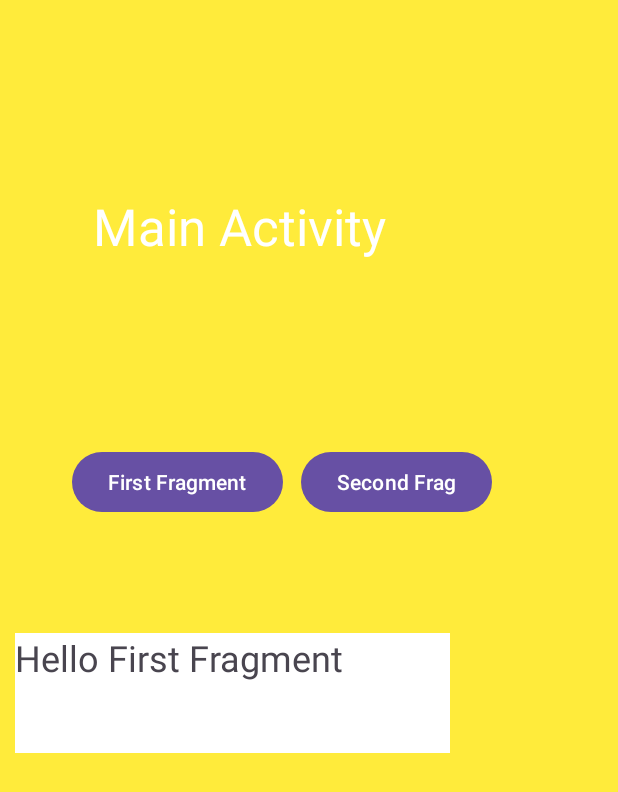
After one commit to AsadAnalyst/App-Development, an Android app: the fragment FirstFragment placed in its activity, on a phone screen of 412 x 824 dp. The commit adds this screen. Shown: the top 792 px of the screen. Run offline under Robolectric (Android 15) with nearby library versions, the phone set to English and light mode, and no system bars.

Commit message:
Adding Static 2 Fragments

```diff
--- /dev/null
+++ b/app/src/main/java/com/example/appdevelopment/StaticFragment/FrameLayoutExample/FirstFragment.java
@@ -0,0 +1,66 @@
+package com.example.appdevelopment.StaticFragment.FrameLayoutExample;
+
+import android.os.Bundle;
+
+import androidx.fragment.app.Fragment;
+
+import android.view.LayoutInflater;
+import android.view.View;
+import android.view.ViewGroup;
+
+import com.example.appdevelopment.R;
+
+/**
+ * A simple {@link Fragment} subclass.
+ * Use the {@link FirstFragment#newInstance} factory method to
+ * create an instance of this fragment.
+ */
+public class FirstFragment extends Fragment {
+
+    // TODO: Rename parameter arguments, choose names that match
+    // the fragment initialization parameters, e.g. ARG_ITEM_NUMBER
+    private static final String ARG_PARAM1 = "param1";
+    private static final String ARG_PARAM2 = "param2";
+
+    // TODO: Rename and change types of parameters
+    private String mParam1;
+    private String mParam2;
+
+    public FirstFragment() {
+        // Required empty public constructor
+    }
+
+    /**
+     * Use this factory method to create a new instance of
+     * this fragment using the provided parameters.
+     *
+     * @param param1 Parameter 1.
+     * @param param2 Parameter 2.
+     * @return A new instance of fragment FirstFragment.
+     */
+    // TODO: Rename and change types and number of parameters
+    public static FirstFragment newInstance(String param1, String param2) {
+        FirstFragment fragment = new FirstFragment();
+        Bundle args = new Bundle();
+        args.putString(ARG_PARAM1, param1);
+        args.putString(ARG_PARAM2, param2);
+        fragment.setArguments(args);
+        return fragment;
+    }
+
+    @Override
+    public void onCreate(Bundle savedInstanceState) {
+        super.onCreate(savedInstanceState);
+        if (getArguments() != null) {
+            mParam1 = getArguments().getString(ARG_PARAM1);
+            mParam2 = getArguments().getString(ARG_PARAM2);
+        }
+    }
+
+    @Override
+    public View onCreateView(LayoutInflater inflater, ViewGroup container,
+                             Bundle savedInstanceState) {
+        // Inflate the layout for this fragment
+        return inflater.inflate(R.layout.fragment_first, container, false);
+    }
+}
--- /dev/null
+++ b/app/src/main/java/com/example/appdevelopment/StaticFragment/FrameLayoutExample/FrameLayoutMainActivity.java
@@ -0,0 +1,55 @@
+package com.example.appdevelopment.StaticFragment.FrameLayoutExample;
+
+import android.annotation.SuppressLint;
+import android.os.Bundle;
+import android.view.View;
+import android.widget.Button;
+
+import androidx.activity.EdgeToEdge;
+import androidx.appcompat.app.AppCompatActivity;
+import androidx.core.graphics.Insets;
+import androidx.core.view.ViewCompat;
+import androidx.core.view.WindowInsetsCompat;
+import androidx.fragment.app.FragmentManager;
+import androidx.fragment.app.FragmentTransaction;
+
+import com.example.appdevelopment.R;
+
+public class FrameLayoutMainActivity extends AppCompatActivity {
+    Button btn1,btn2;
+
+    @SuppressLint("MissingInflatedId")
+    @Override
+    protected void onCreate(Bundle savedInstanceState) {
+        super.onCreate(savedInstanceState);
+        EdgeToEdge.enable(this);
+        setContentView(R.layout.activity_frame_layout_main);
+        btn1=findViewById(R.id.btnfragmentone);
+        btn2=findViewById(R.id.btnfragmenttwo);
+        FirstFragment obj1=new FirstFragment();
+        SecondFragment obj2=new SecondFragment();
+        btn1.setOnClickListener(new View.OnClickListener() {
+            @Override
+            public void onClick(View v) {
+                FragmentManager fm=getSupportFragmentManager();
+                FragmentTransaction ft=fm.beginTransaction();
+                ft.replace(R.id.mainframelayout,obj1);
+                ft.commit();
+            }
+        });
+        btn2.setOnClickListener(new View.OnClickListener() {
+            @Override
+            public void onClick(View v) {
+                FragmentManager fm=getSupportFragmentManager();
+                FragmentTransaction ft=fm.beginTransaction();
+                ft.replace(R.id.mainframelayout,obj2);
+                ft.commit();
+            }
+        });
+        ViewCompat.setOnApplyWindowInsetsListener(findViewById(R.id.main), (v, insets) -> {
+            Insets systemBars = insets.getInsets(WindowInsetsCompat.Type.systemBars());
+            v.setPadding(systemBars.left, systemBars.top, systemBars.right, systemBars.bottom);
+            return insets;
+        });
+    }
+}
--- /dev/null
+++ b/app/src/main/java/com/example/appdevelopment/StaticFragment/FrameLayoutExample/SecondFragment.java
@@ -0,0 +1,66 @@
+package com.example.appdevelopment.StaticFragment.FrameLayoutExample;
+
+import android.os.Bundle;
+
+import androidx.fragment.app.Fragment;
+
+import android.view.LayoutInflater;
+import android.view.View;
+import android.view.ViewGroup;
+
+import com.example.appdevelopment.R;
+
+/**
+ * A simple {@link Fragment} subclass.
+ * Use the {@link SecondFragment#newInstance} factory method to
+ * create an instance of this fragment.
+ */
+public class SecondFragment extends Fragment {
+
+    // TODO: Rename parameter arguments, choose names that match
+    // the fragment initialization parameters, e.g. ARG_ITEM_NUMBER
+    private static final String ARG_PARAM1 = "param1";
+    private static final String ARG_PARAM2 = "param2";
+
+    // TODO: Rename and change types of parameters
+    private String mParam1;
+    private String mParam2;
+
+    public SecondFragment() {
+        // Required empty public constructor
+    }
+
+    /**
+     * Use this factory method to create a new instance of
+     * this fragment using the provided parameters.
+     *
+     * @param param1 Parameter 1.
+     * @param param2 Parameter 2.
+     * @return A new instance of fragment SecondFragment.
+     */
+    // TODO: Rename and change types and number of parameters
+    public static SecondFragment newInstance(String param1, String param2) {
+        SecondFragment fragment = new SecondFragment();
+        Bundle args = new Bundle();
+        args.putString(ARG_PARAM1, param1);
+        args.putString(ARG_PARAM2, param2);
+        fragment.setArguments(args);
+        return fragment;
+    }
+
+    @Override
+    public void onCreate(Bundle savedInstanceState) {
+        super.onCreate(savedInstanceState);
+        if (getArguments() != null) {
+            mParam1 = getArguments().getString(ARG_PARAM1);
+            mParam2 = getArguments().getString(ARG_PARAM2);
+        }
+    }
+
+    @Override
+    public View onCreateView(LayoutInflater inflater, ViewGroup container,
+                             Bundle savedInstanceState) {
+        // Inflate the layout for this fragment
+        return inflater.inflate(R.layout.fragment_second, container, false);
+    }
+}
--- /dev/null
+++ b/app/src/main/res/layout/activity_frame_layout_main.xml
@@ -0,0 +1,57 @@
+<?xml version="1.0" encoding="utf-8"?>
+<androidx.constraintlayout.widget.ConstraintLayout xmlns:android="http://schemas.android.com/apk/res/android"
+    xmlns:app="http://schemas.android.com/apk/res-auto"
+    xmlns:tools="http://schemas.android.com/tools"
+    android:id="@+id/main"
+    android:layout_width="match_parent"
+    android:layout_height="match_parent"
+    android:background="#FFEB3B"
+    tools:context=".StaticFragment.FrameLayoutExample.FrameLayoutMainActivity">
+
+    <TextView
+        android:id="@+id/main_activity_frame"
+        android:layout_width="288dp"
+        android:layout_height="53dp"
+        android:layout_marginTop="128dp"
+        android:text="@string/main_activity"
+        android:textColor="@color/white"
+        android:textColorHint="@color/white"
+        android:textSize="34sp"
+        app:layout_constraintEnd_toEndOf="parent"
+        app:layout_constraintHorizontal_bias="0.498"
+        app:layout_constraintStart_toStartOf="parent"
+        app:layout_constraintTop_toTopOf="parent" />
+
+    <Button
+        android:id="@+id/btnfragmentone"
+        android:layout_width="wrap_content"
+        android:layout_height="wrap_content"
+        android:layout_marginStart="48dp"
+        android:layout_marginTop="116dp"
+        android:text="@string/first_fragment"
+        app:layout_constraintStart_toStartOf="parent"
+        app:layout_constraintTop_toBottomOf="@+id/main_activity_frame" />
+
+    <Button
+        android:id="@+id/btnfragmenttwo"
+        android:layout_width="wrap_content"
+        android:layout_height="wrap_content"
+        android:layout_marginTop="116dp"
+        android:layout_marginEnd="84dp"
+        android:text="@string/second_frag"
+        app:layout_constraintEnd_toEndOf="parent"
+        app:layout_constraintHorizontal_bias="1.0"
+        app:layout_constraintStart_toEndOf="@+id/btnfragmentone"
+        app:layout_constraintTop_toBottomOf="@+id/main_activity_frame" />
+
+    <FrameLayout
+        android:id="@+id/mainframelayout"
+        android:layout_width="392dp"
+        android:layout_height="325dp"
+        app:layout_constraintBottom_toBottomOf="parent"
+        app:layout_constraintEnd_toEndOf="parent"
+        app:layout_constraintStart_toStartOf="parent"
+        app:layout_constraintTop_toBottomOf="@+id/btnfragmentone">
+
+    </FrameLayout>
+</androidx.constraintlayout.widget.ConstraintLayout>
--- /dev/null
+++ b/app/src/main/res/layout/fragment_first.xml
@@ -0,0 +1,20 @@
+<?xml version="1.0" encoding="utf-8"?>
+<FrameLayout xmlns:android="http://schemas.android.com/apk/res/android"
+    xmlns:tools="http://schemas.android.com/tools"
+    android:layout_width="match_parent"
+    android:layout_height="match_parent"
+    xmlns:app="http://schemas.android.com/apk/res-auto"
+   android:background="#FFEB3B"
+    tools:context=".StaticFragment.FrameLayoutExample.FirstFragment">
+
+    <!-- TODO: Update blank fragment layout -->
+
+    <TextView
+        android:id="@+id/textView"
+        android:layout_width="290dp"
+        android:layout_height="80dp"
+        android:background="@color/white"
+        android:text="Hello First Fragment"
+        android:textSize="24sp" />
+
+</FrameLayout>
--- a/app/src/main/res/values/strings.xml
+++ b/app/src/main/res/values/strings.xml
@@ -99,4 +99,10 @@
     <string name="phone_number">phone_number</string>
     <string name="email">email</string>
     <string name="buttonsavetosql">buttonsavetosql</string>
+    <!-- TODO: Remove or change this placeholder text -->
+    <string name="hello_blank_fragment">Hello blank fragment</string>
+    <string name="hello_first_fragment" />
+    <string name="first_fragment">First Fragment</string>
+    <string name="second_frag">Second Frag</string>
+    <string name="main_activity">Main Activity</string>
 </resources>
```
Also changed, not shown: app/src/main/AndroidManifest.xml (+9 -0 lines), app/src/main/res/drawable-anydpi/ic_notification.xml (added, +15 -0 lines), app/src/main/res/layout/fragment_second.xml (added, +17 -0 lines), app/src/main/res/drawable-hdpi/ic_notification.png (added), app/src/main/res/drawable-mdpi/ic_notification.png (added), app/src/main/res/drawable-xhdpi/ic_notification.png (added), app/src/main/res/drawable-xxhdpi/ic_notification.png (added).
